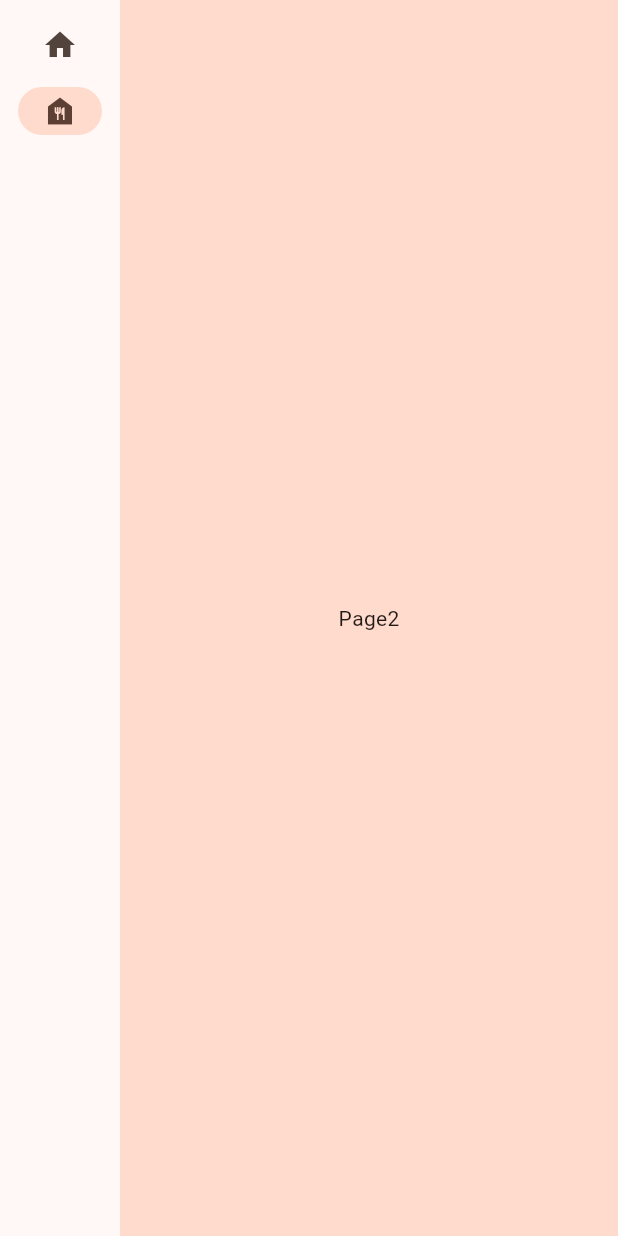
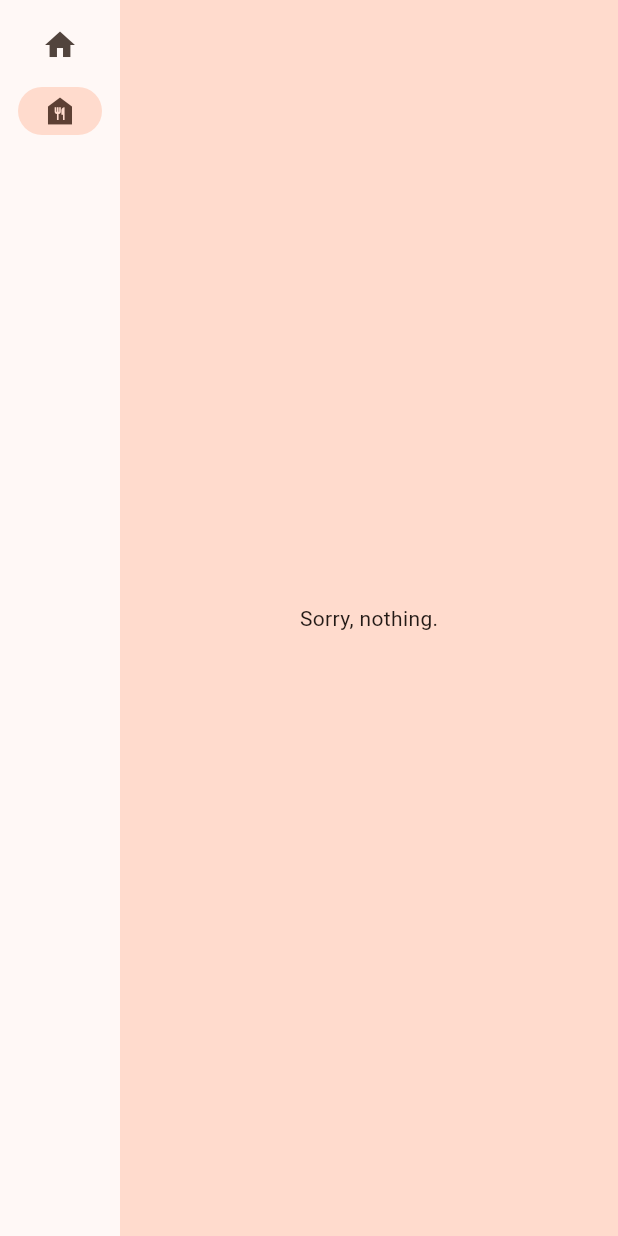
Before and after one commit to AndyMee317/sous_chef, a Flutter app: the screen it shows after launch, after a tap on "View Recipe", on a phone screen of 412 x 824 dp. Run offline on Flutter 3.47's test engine with Material 3 defaults, Android fonts, the light colour scheme and no system bars.

Commit message:
Complete page 2 and various changes

```diff
--- a/lib/main.dart
+++ b/lib/main.dart
@@ -32,29 +32,52 @@
   final TextEditingController instructionsField = TextEditingController();
   final TextEditingController ingredientsField = TextEditingController();
 
-  String? title;
-  String? instructions;
+  String title = '';
+  String instructions = '';
   var ingredients = <String>[];
   var tags = <String>[];
+
 
   @override
   void dispose() {
     // Clean up the controllers when the widget is disposed.
     titleField.dispose();
     instructionsField.dispose();
+    ingredientsField.dispose();
     super.dispose();
   }
 
   void addIngredient(){
     if (!ingredients.contains(ingredientsField.text)){
       ingredients.add(ingredientsField.text);
+      print("Added");
     }
+    notifyListeners();
   }
 
   void removeIngredient(){
     if(ingredients.isNotEmpty){
       ingredients.removeLast();
+      print("Removed");
     }
+    notifyListeners();
+  }
+
+void submit(){
+  title = titleField.text;
+  instructions = instructionsField.text;
+}
+
+void clear(){
+  title = '';
+  instructions = '';
+  ingredients.clear();
+}
+
+  @override
+  void notifyListeners() {
+    notifyListeners();
+
   }
 }
 
@@ -175,14 +198,27 @@
               ),
             ],
           ),
-          ListView(
-            children: [
-              for (var ing in appState.ingredients)
-                ListTile(
-                  leading: Icon(Icons.add),
-                  title: Text(ing),
-                ),
-            ],
+          Expanded(
+            child:
+              ListView.builder(
+                itemCount: appState.ingredients.length,
+                itemBuilder: (BuildContext ctxt, int index) {
+                  return Text(
+                    appState.ingredients[index],
+                    key: UniqueKey()
+                  );
+                },
+
+              ),
+          ),
+          Padding(
+            padding: const EdgeInsets.all(20.0),
+            child: ElevatedButton(
+              onPressed: (){
+                appState.submit();
+              },
+              child: Text('Submit'),
+            ),
           ),
         ],
       ),
@@ -194,8 +230,34 @@
   @override
   Widget build(BuildContext context){
     var appState = context.watch<MyAppState>();
-    return Center(
-      child: Text('Page2')
+     if (appState.title.isEmpty){
+      return Center(
+        child: Text('Sorry, nothing.'),
+        );
+    }
+
+    return ListView(
+      children: [
+
+        Text(appState.title),
+        Text('Ingredients'),
+        for (var ingr in appState.ingredients)
+          ListTile(
+            leading: Icon(Icons.add),
+            title: Text(ingr),
+          ),
+        Text('Preparation Instructions'),
+        ListTile(
+          leading: Icon(Icons.add),
+          title: Text(appState.instructions),
+        ),
+        ElevatedButton(
+          onPressed: (){
+            appState.clear();
+          },
+           child: Text('Clear'),
+        ),
+      ],
     );
   }
 }
```
